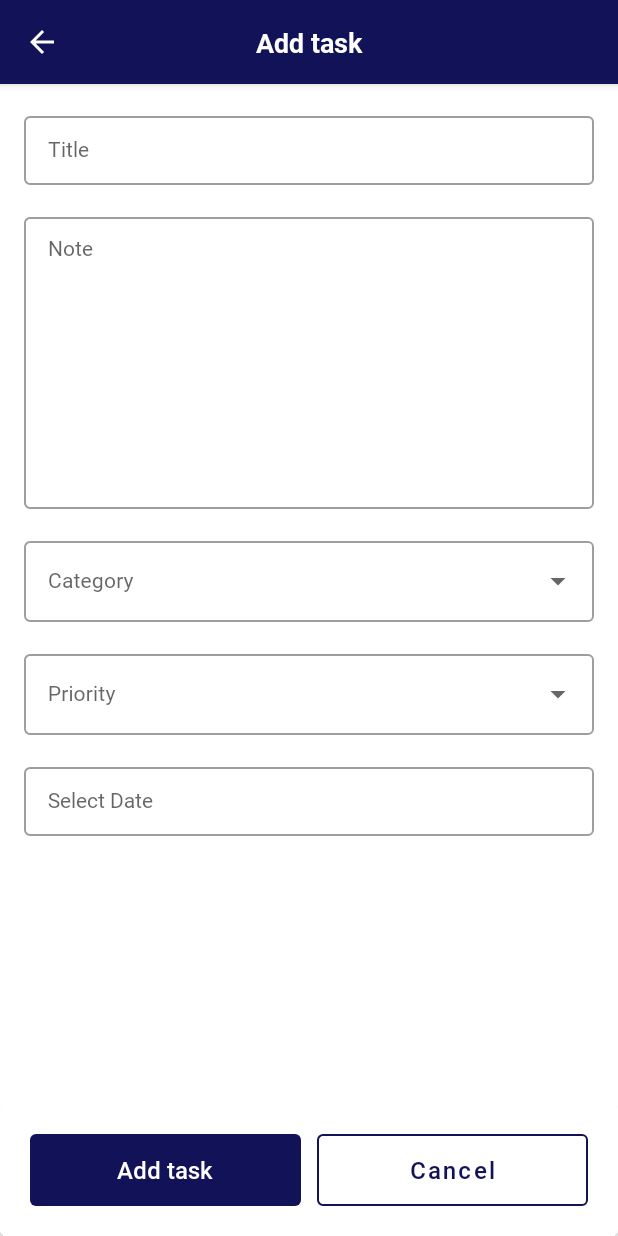
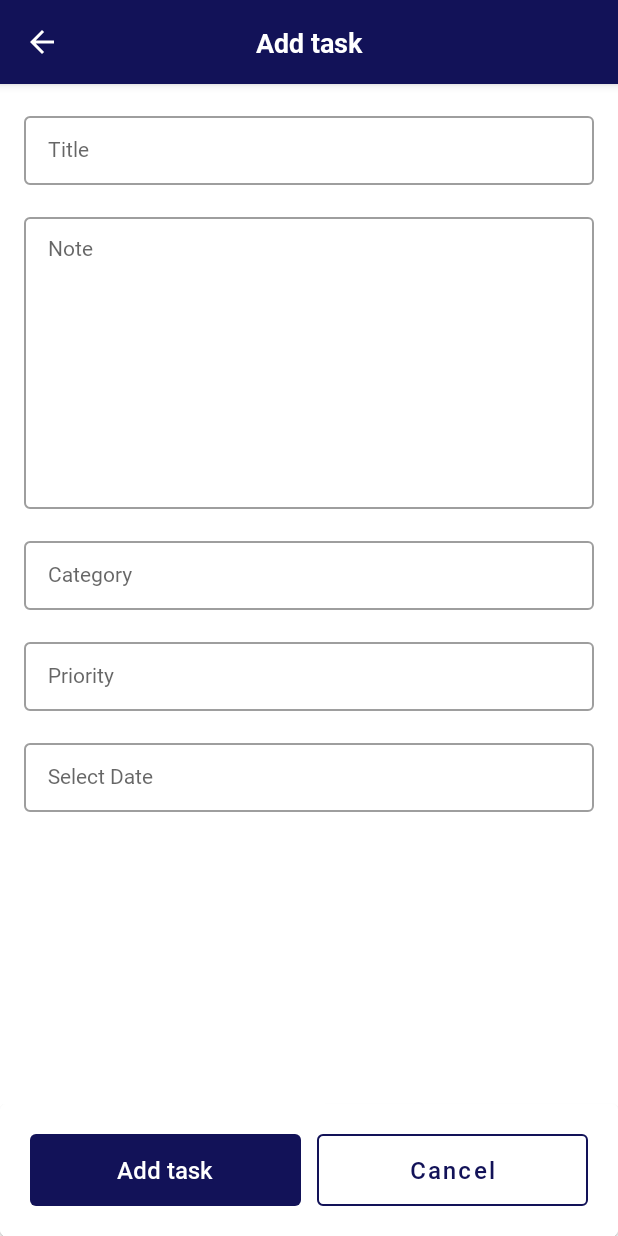
Before and after one commit to amalkg/MyTaskManager, an Android app: the screen it shows after launch (MainActivity), after a tap on an icon or button, on a phone screen of 412 x 824 dp. Run offline under Robolectric (Android 15) with nearby library versions, the phone set to English and light mode, and no system bars; our stand-ins replace Dagger/Hilt's generated code, data binding; 4 statements that could not run were skipped.

Commit message:
dropdown issue resolved

```diff
--- a/app/src/main/java/com/cns/mytaskmanager/ui/add_update_task/AddUpdateTaskFragment.kt
+++ b/app/src/main/java/com/cns/mytaskmanager/ui/add_update_task/AddUpdateTaskFragment.kt
@@ -1,16 +1,11 @@
 package com.cns.mytaskmanager.ui.add_update_task
 
-import android.app.AlarmManager
 import android.app.DatePickerDialog
-import android.app.NotificationChannel
-import android.app.NotificationManager
-import android.app.PendingIntent
-import android.os.Build
 import android.os.Bundle
 import android.view.LayoutInflater
 import android.view.View
 import android.view.ViewGroup
-import android.widget.ArrayAdapter
+import androidx.appcompat.widget.PopupMenu
 import androidx.navigation.fragment.findNavController
 import androidx.navigation.fragment.navArgs
 import androidx.work.Data
@@ -36,6 +31,7 @@ import java.time.format.DateTimeFormatter
 import java.util.Calendar
 import java.util.Locale
 import java.util.concurrent.TimeUnit
+
 
 @AndroidEntryPoint
 class AddUpdateTaskFragment : BaseFragment<FragmentAddUpdateTaskBinding, AddUpdateTaskViewModel>() {
@@ -100,16 +96,6 @@ class AddUpdateTaskFragment : BaseFragment<FragmentAddUpdateTaskBinding, AddUpda
             binding.btnCancel.text = getString(R.string.cancel)
             binding.checkboxStatus.hide()
         }
-
-        val categories = resources.getStringArray(R.array.categories)
-        val arrayAdapterCategory =
-            context?.let { ArrayAdapter(it, R.layout.drop_down_item, categories) }
-        binding.autoCompleteCategory.setAdapter(arrayAdapterCategory)
-
-        val priorities = resources.getStringArray(R.array.priorities)
-        val arrayAdapterPriority =
-            context?.let { ArrayAdapter(it, R.layout.drop_down_item, priorities) }
-        binding.autoCompletePriority.setAdapter(arrayAdapterPriority)
     }
 
     private fun setupClickListeners() {
@@ -117,11 +103,13 @@ class AddUpdateTaskFragment : BaseFragment<FragmentAddUpdateTaskBinding, AddUpda
             hideKeyboard()
             findNavController().navigateUp()
         }
-        binding.autoCompleteCategory.setCustomClickListener {
+        binding.etCategory.setCustomClickListener {
             hideKeyboard()
+            showCategoryMenu()
         }
-        binding.autoCompletePriority.setCustomClickListener {
+        binding.etPriority.setCustomClickListener {
             hideKeyboard()
+            showPriorityMenu()
         }
         binding.etDate.setCustomClickListener {
             hideKeyboard()
@@ -150,6 +138,40 @@ class AddUpdateTaskFragment : BaseFragment<FragmentAddUpdateTaskBinding, AddUpda
         binding.btnSubmit.setCustomClickListener {
             viewModel.validateForm()
         }
+    }
+
+    private fun showPriorityMenu() {
+        val popup = PopupMenu(requireContext(), binding.etPriority)
+
+        val dynamicMenuItems = resources.getStringArray(R.array.priorities)
+
+        for (item in dynamicMenuItems) {
+            popup.menu.add(item)
+        }
+
+        popup.setOnMenuItemClickListener { item ->
+            binding.etPriority.setText(item.title)
+            false
+        }
+
+        popup.show()
+    }
+
+    private fun showCategoryMenu() {
+        val popup = PopupMenu(requireContext(), binding.etCategory)
+
+        val dynamicMenuItems = resources.getStringArray(R.array.categories)
+
+        for (item in dynamicMenuItems) {
+            popup.menu.add(item)
+        }
+
+        popup.setOnMenuItemClickListener { item ->
+            binding.etCategory.setText(item.title)
+            false
+        }
+
+        popup.show()
     }
 
     private fun updateTodoItem() {
@@ -231,7 +253,8 @@ class AddUpdateTaskFragment : BaseFragment<FragmentAddUpdateTaskBinding, AddUpda
         val currentMilliseconds = current.convertDateToMilliseconds()
         val futureMilliseconds = dateString.convertDateToMilliseconds()
 
-        val minuteDuration = TimeUnit.MILLISECONDS.toMinutes(futureMilliseconds - currentMilliseconds)
+        val minuteDuration =
+            TimeUnit.MILLISECONDS.toMinutes(futureMilliseconds - currentMilliseconds)
 
         val workRequest = if (futureMilliseconds > currentMilliseconds) {
             OneTimeWorkRequest.Builder(NotificationWorker::class.java)
--- a/app/src/main/res/layout/fragment_add_update_task.xml
+++ b/app/src/main/res/layout/fragment_add_update_task.xml
@@ -133,50 +133,54 @@
 
                     <com.google.android.material.textfield.TextInputLayout
                         android:id="@+id/textInputLayoutCategory"
-                        style="@style/Widget.MaterialComponents.TextInputLayout.OutlinedBox.ExposedDropdownMenu"
-                        android:layout_width="match_parent"
+                        style="@style/AppTextInputLayoutStyle"
+                        android:layout_width="0dp"
                         android:layout_height="wrap_content"
                         android:layout_marginStart="16dp"
                         android:layout_marginTop="16dp"
                         android:layout_marginEnd="16dp"
-                        android:hint="@string/category"
                         app:layout_constraintEnd_toEndOf="parent"
                         app:layout_constraintStart_toStartOf="parent"
                         app:layout_constraintTop_toBottomOf="@+id/textInputLayoutNote">
 
-                        <AutoCompleteTextView
-                            android:id="@+id/autoCompleteCategory"
+                        <com.google.android.material.textfield.TextInputEditText
+                            android:id="@+id/etCategory"
+                            style="@style/AppTextInputLayoutEditTextStyle"
                             android:layout_width="match_parent"
                             android:layout_height="match_parent"
-                            android:inputType="none"
-                            android:textColor="@color/color_black"
-                            android:textSize="14sp"
+                            android:clickable="true"
+                            android:focusable="false"
+                            android:cursorVisible="false"
                             android:text="@={viewModel.categoryLiveData}"
-                            app:fontFamily="@font/roboto_regular" />
+                            android:hint="@string/category"
+                            android:textColor="@color/color_black" />
+
                     </com.google.android.material.textfield.TextInputLayout>
 
                     <com.google.android.material.textfield.TextInputLayout
                         android:id="@+id/textInputLayoutPriority"
-                        style="@style/Widget.MaterialComponents.TextInputLayout.OutlinedBox.ExposedDropdownMenu"
-                        android:layout_width="match_parent"
+                        style="@style/AppTextInputLayoutStyle"
+                        android:layout_width="0dp"
                         android:layout_height="wrap_content"
                         android:layout_marginStart="16dp"
                         android:layout_marginTop="16dp"
                         android:layout_marginEnd="16dp"
-                        android:hint="@string/priority"
                         app:layout_constraintEnd_toEndOf="parent"
                         app:layout_constraintStart_toStartOf="parent"
                         app:layout_constraintTop_toBottomOf="@+id/textInputLayoutCategory">
 
-                        <AutoCompleteTextView
-                            android:id="@+id/autoCompletePriority"
+                        <com.google.android.material.textfield.TextInputEditText
+                            android:id="@+id/etPriority"
+                            style="@style/AppTextInputLayoutEditTextStyle"
                             android:layout_width="match_parent"
                             android:layout_height="match_parent"
-                            android:inputType="none"
-                            android:textColor="@color/color_black"
-                            android:textSize="14sp"
+                            android:clickable="true"
+                            android:cursorVisible="false"
+                            android:focusable="false"
                             android:text="@={viewModel.priorityLiveData}"
-                            app:fontFamily="@font/roboto_regular" />
+                            android:hint="@string/priority"
+                            android:textColor="@color/color_black" />
+
                     </com.google.android.material.textfield.TextInputLayout>
 
                     <com.google.android.material.textfield.TextInputLayout
@@ -197,6 +201,7 @@
                             android:layout_width="match_parent"
                             android:layout_height="match_parent"
                             android:clickable="true"
+                            android:cursorVisible="false"
                             android:focusable="false"
                             android:text="@={viewModel.dateLiveData}"
                             android:hint="@string/select_date"
--- /dev/null
+++ b/app/src/main/res/menu/dynamic_menu.xml
@@ -0,0 +1,4 @@
+<?xml version="1.0" encoding="utf-8"?>
+<menu xmlns:android="http://schemas.android.com/apk/res/android">
+
+</menu>
```
